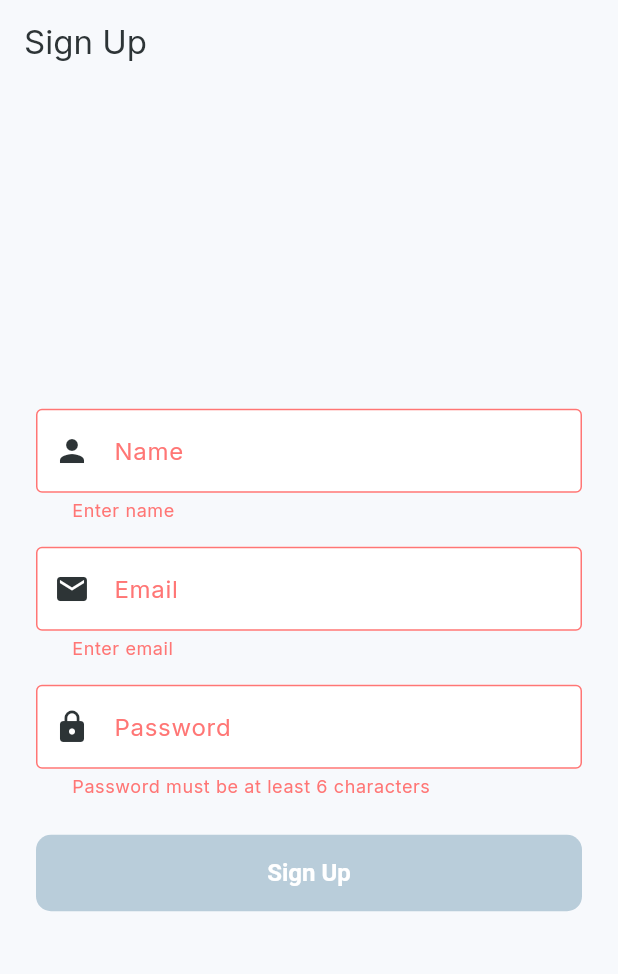
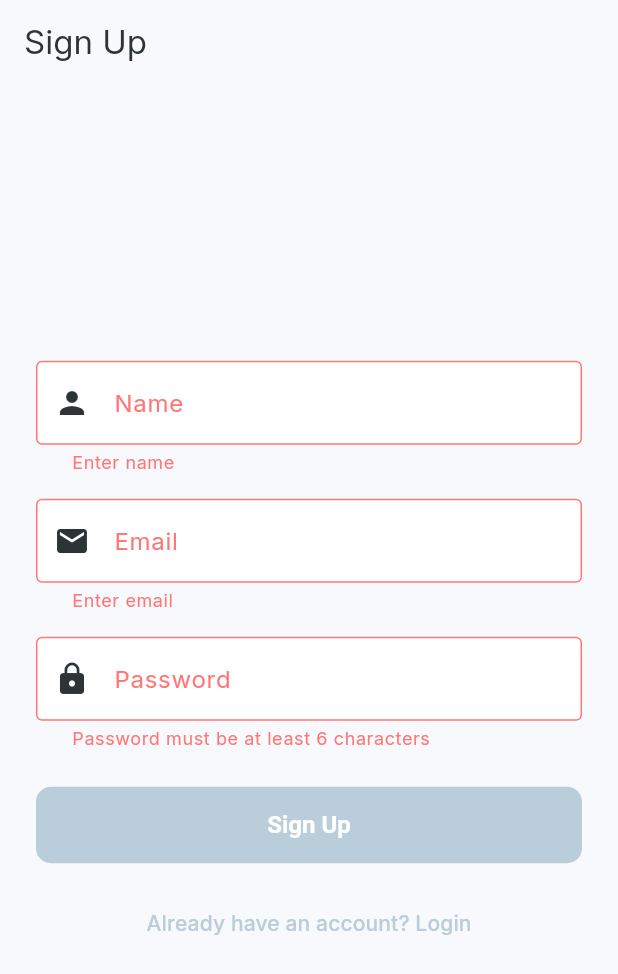
Before and after one commit to shahsani/flutter-pos, a Flutter app: the SignupScreen screen opened by its route, after a tap on "Sign Up", on a phone screen of 412 x 824 dp. Shown: the top 974 px of the screen. Run offline on Flutter 3.47's test engine with Material 3 defaults, Android fonts, the phone set to English and light mode, and no system bars; our stand-ins replace equatable, file_picker, fl_chart, flutter_animate, flutter_riverpod, font_awesome_flutter and 5 more; accounts and stored records are empty.

Commit message:
fix login and signup state issues

```diff
--- a/lib/features/auth/presentation/screens/signup_screen.dart
+++ b/lib/features/auth/presentation/screens/signup_screen.dart
@@ -15,6 +15,7 @@ class _SignupScreenState extends ConsumerState<SignupScreen> {
   final _emailController = TextEditingController();
   final _passwordController = TextEditingController();
   final _formKey = GlobalKey<FormState>();
+  bool _isLoading = false;
 
   @override
   void dispose() {
@@ -26,6 +27,8 @@ class _SignupScreenState extends ConsumerState<SignupScreen> {
 
   Future<void> _signup() async {
     if (_formKey.currentState!.validate()) {
+      setState(() => _isLoading = true);
+      try {
         await ref
             .read(authProvider.notifier)
             .signup(
@@ -33,14 +36,23 @@ class _SignupScreenState extends ConsumerState<SignupScreen> {
               _emailController.text.trim(),
               _passwordController.text.trim(),
             );
-      // Navigation is handled by router redirect
+        // Navigation is handled by router redirect on success
+      } catch (e) {
+        if (mounted) {
+          setState(() => _isLoading = false);
+          ScaffoldMessenger.of(context).showSnackBar(
+            SnackBar(
+              content: Text(e.toString().replaceAll('Exception: ', '')),
+              backgroundColor: Colors.red,
+            ),
+          );
+        }
+      }
     }
   }
 
   @override
   Widget build(BuildContext context) {
-    final authState = ref.watch(authProvider);
-
     return Scaffold(
       appBar: AppBar(title: const Text('Sign Up')),
       body: Center(
@@ -87,23 +99,25 @@ class _SignupScreenState extends ConsumerState<SignupScreen> {
                       : 'Password must be at least 6 characters',
                 ),
                 const SizedBox(height: 24),
-                if (authState.hasError)
-                  Padding(
-                    padding: const EdgeInsets.only(bottom: 16.0),
-                    child: Text(
-                      authState.error.toString(),
-                      style: const TextStyle(color: Colors.red),
-                      textAlign: TextAlign.center,
-                    ),
-                  ),
                 ElevatedButton(
-                  onPressed: authState.isLoading ? null : _signup,
+                  onPressed: _isLoading ? null : _signup,
                   style: ElevatedButton.styleFrom(
                     padding: const EdgeInsets.symmetric(vertical: 16),
                   ),
-                  child: authState.isLoading
-                      ? const CircularProgressIndicator()
+                  child: _isLoading
+                      ? const SizedBox(
+                          height: 20,
+                          width: 20,
+                          child: CircularProgressIndicator(strokeWidth: 2),
+                        )
                       : const Text('Sign Up'),
+                ),
+                const SizedBox(height: 16),
+                TextButton(
+                  onPressed: () {
+                    context.go('/login');
+                  },
+                  child: const Text('Already have an account? Login'),
                 ),
               ],
             ),
```
Also changed, not shown: lib/features/auth/presentation/providers/auth_provider.dart (+17 -9 lines), lib/features/auth/presentation/screens/login_screen.dart (+28 -18 lines). Lines whose indentation alone changed are shown as unchanged.
